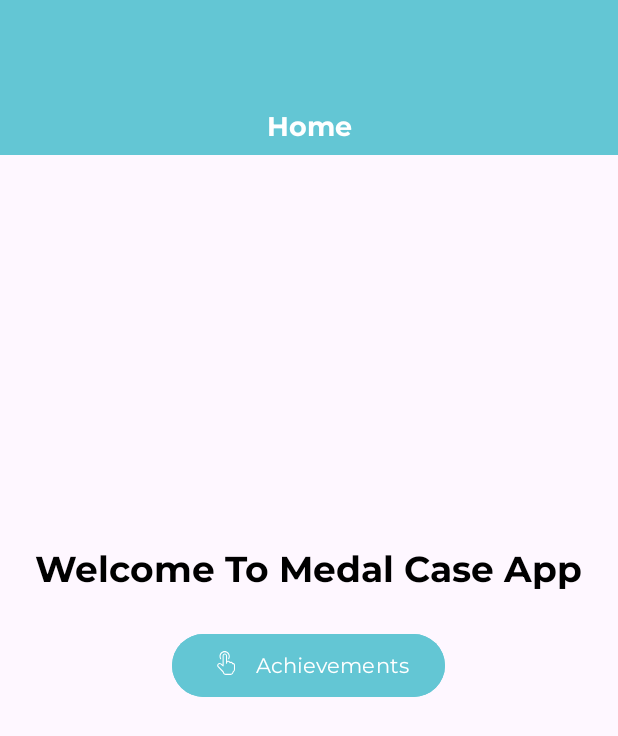
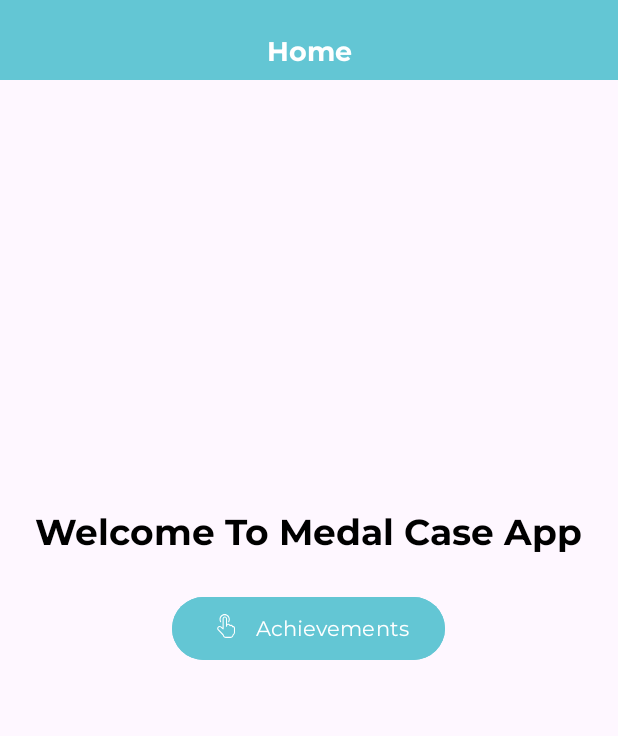
Before and after one commit to PushpoRani/TaskMedalCaseApp, an Android app: the screen it shows after launch (MainActivity), on a phone screen of 412 x 824 dp. Shown: the top 736 px of the screen. Run offline under Robolectric (Android 15) with nearby library versions, the phone set to English and light mode, and no system bars.

Commit message:
modified statusbar with color

```diff
--- a/app/src/main/java/com/pushpo/medalcaseapp/View/Activity/MainActivity.kt
+++ b/app/src/main/java/com/pushpo/medalcaseapp/View/Activity/MainActivity.kt
@@ -21,7 +21,6 @@ class MainActivity : AppCompatActivity() {
             v.setPadding(systemBars.left, systemBars.top, systemBars.right, systemBars.bottom)
             insets
         }
-
         setCurrentFragment(FragmentHome(), this@MainActivity, false)
     }
 
--- a/app/src/main/res/layout/activity_main.xml
+++ b/app/src/main/res/layout/activity_main.xml
@@ -5,6 +5,7 @@
     android:id="@+id/main"
     android:layout_width="match_parent"
     android:layout_height="match_parent"
+    android:layout_marginTop="-50dp"
     tools:context=".View.Activity.MainActivity">
 
     <com.google.android.material.appbar.MaterialToolbar
--- a/app/src/main/res/values/themes.xml
+++ b/app/src/main/res/values/themes.xml
@@ -6,7 +6,7 @@
     </style>
 
     <style name="Theme.MedalCaseApp" parent="Base.Theme.MedalCaseApp">
-        <item name="android:statusBarColor" tools:targetApi="lollipop">@color/color_primary</item>
         <item name="fontFamily">@font/montserratfamily</item>
+        <item name="colorPrimaryDark">@color/color_primary</item>
     </style>
 </resources>
```
